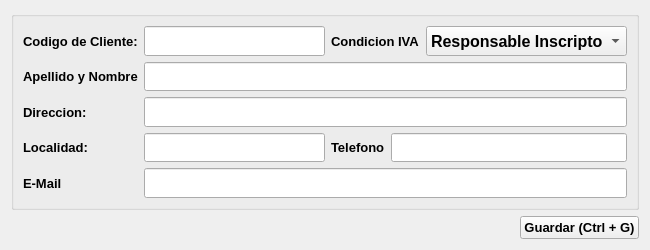
Qt form ui/clientes.ui (OesteDEV/TPV) before a commit.
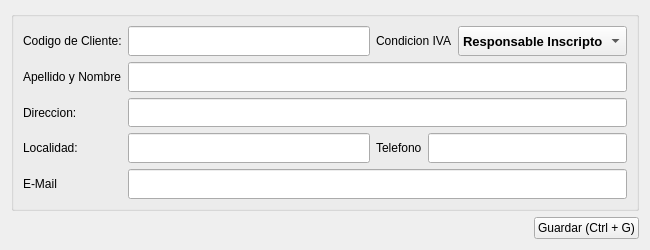
The same form after that commit. Icons and pictures are not drawn.

Diff of the .ui file:
```diff
--- a/ui/clientes.ui
+++ b/ui/clientes.ui
@@ -29,7 +29,7 @@
    <iconset>
     <normaloff>icon/cliente.png</normaloff>icon/cliente.png</iconset>
   </property>
-  <layout class="QGridLayout" name="gridLayout_2">
+  <layout class="QGridLayout" name="gridLayout_2" rowstretch="80,0">
    <item row="0" column="0" colspan="2">
     <widget class="QGroupBox" name="groupBox">
      <property name="title">
@@ -108,14 +108,6 @@
           </disabled>
          </palette>
         </property>
-        <property name="font">
-         <font>
-          <family>Arial</family>
-          <pointsize>10</pointsize>
-          <weight>75</weight>
-          <bold>true</bold>
-         </font>
-        </property>
         <property name="text">
          <string>Codigo de Cliente:</string>
         </property>
@@ -168,8 +160,7 @@
         </property>
         <property name="font">
          <font>
-          <family>Arial</family>
-          <pointsize>12</pointsize>
+          <pointsize>10</pointsize>
           <weight>75</weight>
           <bold>true</bold>
          </font>
@@ -248,14 +239,6 @@
           </disabled>
          </palette>
         </property>
-        <property name="font">
-         <font>
-          <family>Arial</family>
-          <pointsize>10</pointsize>
-          <weight>75</weight>
-          <bold>true</bold>
-         </font>
-        </property>
         <property name="text">
          <string>Condicion IVA</string>
         </property>
@@ -308,8 +291,7 @@
         </property>
         <property name="font">
          <font>
-          <family>Arial</family>
-          <pointsize>12</pointsize>
+          <pointsize>10</pointsize>
           <weight>75</weight>
           <bold>true</bold>
          </font>
@@ -408,14 +390,6 @@
           </disabled>
          </palette>
         </property>
-        <property name="font">
-         <font>
-          <family>Arial</family>
-          <pointsize>10</pointsize>
-          <weight>75</weight>
-          <bold>true</bold>
-         </font>
-        </property>
         <property name="text">
          <string>Apellido y Nombre</string>
         </property>
@@ -468,8 +442,7 @@
         </property>
         <property name="font">
          <font>
-          <family>Arial</family>
-          <pointsize>12</pointsize>
+          <pointsize>10</pointsize>
           <weight>75</weight>
           <bold>true</bold>
          </font>
@@ -548,14 +521,6 @@
           </disabled>
          </palette>
         </property>
-        <property name="font">
-         <font>
-          <family>Arial</family>
-          <pointsize>10</pointsize>
-          <weight>75</weight>
-          <bold>true</bold>
-         </font>
-        </property>
         <property name="text">
          <string>Direccion:</string>
         </property>
@@ -608,8 +573,7 @@
         </property>
         <property name="font">
          <font>
-          <family>Arial</family>
-          <pointsize>12</pointsize>
+          <pointsize>10</pointsize>
           <weight>75</weight>
           <bold>true</bold>
          </font>
@@ -688,14 +652,6 @@
           </disabled>
          </palette>
         </property>
-        <property name="font">
-         <font>
-          <family>Arial</family>
-          <pointsize>10</pointsize>
-          <weight>75</weight>
-          <bold>true</bold>
-         </font>
-        </property>
         <property name="text">
          <string>Localidad:</string>
         </property>
@@ -748,8 +704,7 @@
         </property>
         <property name="font">
          <font>
-          <family>Arial</family>
-          <pointsize>12</pointsize>
+          <pointsize>10</pointsize>
           <weight>75</weight>
           <bold>true</bold>
          </font>
@@ -828,14 +783,6 @@
           </disabled>
          </palette>
         </property>
-        <property name="font">
-         <font>
-          <family>Arial</family>
-          <pointsize>10</pointsize>
-          <weight>75</weight>
-          <bold>true</bold>
-         </font>
-        </property>
         <property name="text">
          <string>Telefono</string>
         </property>
@@ -888,8 +835,7 @@
         </property>
         <property name="font">
          <font>
-          <family>Arial</family>
-          <pointsize>12</pointsize>
+          <pointsize>10</pointsize>
           <weight>75</weight>
           <bold>true</bold>
          </font>
@@ -968,14 +914,6 @@
           </disabled>
          </palette>
         </property>
-        <property name="font">
-         <font>
-          <family>Arial</family>
-          <pointsize>10</pointsize>
-          <weight>75</weight>
-          <bold>true</bold>
-         </font>
-        </property>
         <property name="text">
          <string>E-Mail</string>
         </property>
@@ -1031,8 +969,7 @@
         </property>
         <property name="font">
          <font>
-          <family>Arial</family>
-          <pointsize>12</pointsize>
+          <pointsize>10</pointsize>
           <weight>75</weight>
           <bold>true</bold>
          </font>
@@ -1058,19 +995,11 @@
    <item row="1" column="1">
     <widget class="QPushButton" name="pushButton">
      <property name="sizePolicy">
-      <sizepolicy hsizetype="Fixed" vsizetype="Fixed">
+      <sizepolicy hsizetype="Fixed" vsizetype="Expanding">
        <horstretch>0</horstretch>
        <verstretch>0</verstretch>
       </sizepolicy>
      </property>
-     <property name="font">
-      <font>
-       <family>Arial</family>
-       <pointsize>10</pointsize>
-       <weight>75</weight>
-       <bold>true</bold>
-      </font>
-     </property>
      <property name="text">
       <string>Guardar (Ctrl + G)</string>
      </property>
@@ -1078,12 +1007,6 @@
       <iconset>
        <normaloff>icon/guardar.png</normaloff>icon/guardar.png</iconset>
      </property>
-     <property name="iconSize">
-      <size>
-       <width>30</width>
-       <height>30</height>
-      </size>
-     </property>
     </widget>
    </item>
   </layout>
```
